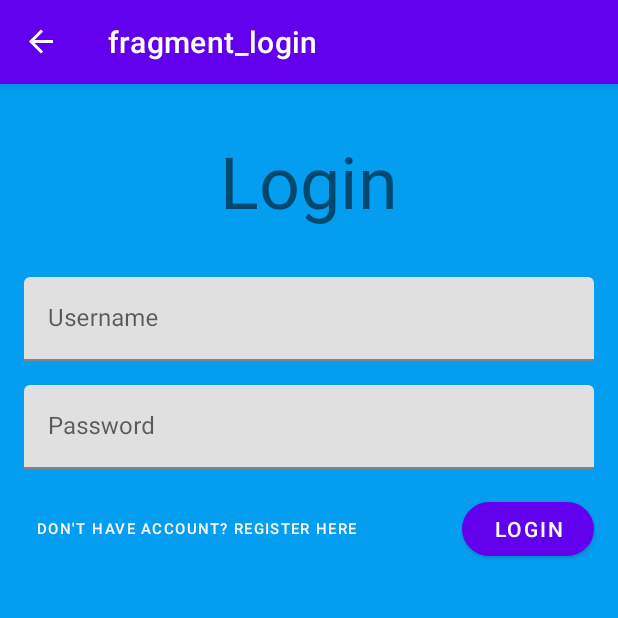
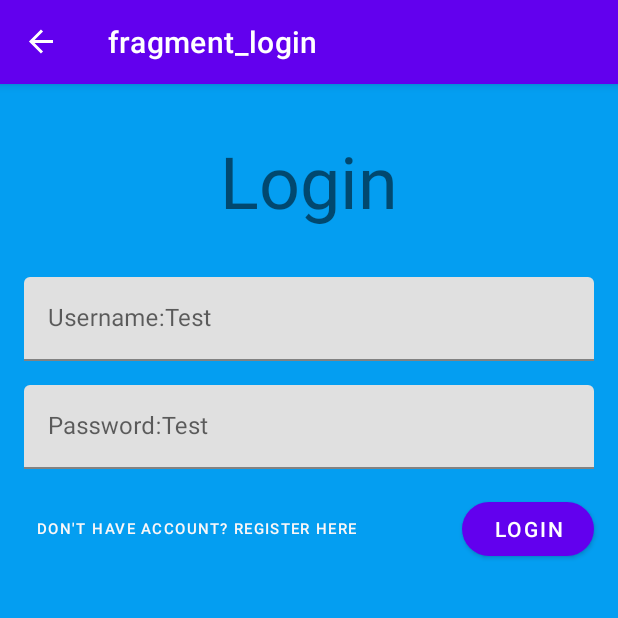
Before and after one commit to albertlau23/160418047_UTS, an Android app: the Login screen opened through its navigation route, on a phone screen of 412 x 824 dp, the top half of it. Run offline under Robolectric (Android 15) with nearby library versions, the phone set to English and light mode, and no system bars; our stand-ins replace Picasso, Room's generated code, data binding, navigation-ui; libraries missing offline, so code that uses them is left out: org.tensorflow.lite; pictures from the network do not load; 3 statements that could not run were skipped.

Commit message:
ui CHange

```diff
--- a/app/src/main/res/layout/fragment_login.xml
+++ b/app/src/main/res/layout/fragment_login.xml
@@ -34,7 +34,7 @@
                 android:layout_marginStart="16dp"
                 android:layout_marginTop="16dp"
                 android:layout_marginEnd="16dp"
-                android:hint="Password"
+                android:hint="Password:Test"
                 app:layout_constraintEnd_toEndOf="parent"
                 app:layout_constraintStart_toStartOf="parent"
                 app:layout_constraintTop_toBottomOf="@+id/textInputLayout2">
@@ -64,7 +64,7 @@
                 android:layout_marginStart="16dp"
                 android:layout_marginTop="32dp"
                 android:layout_marginEnd="16dp"
-                android:hint="Username"
+                android:hint="Username:Test"
                 app:layout_constraintEnd_toEndOf="parent"
                 app:layout_constraintStart_toStartOf="parent"
                 app:layout_constraintTop_toBottomOf="@+id/textView">
```
